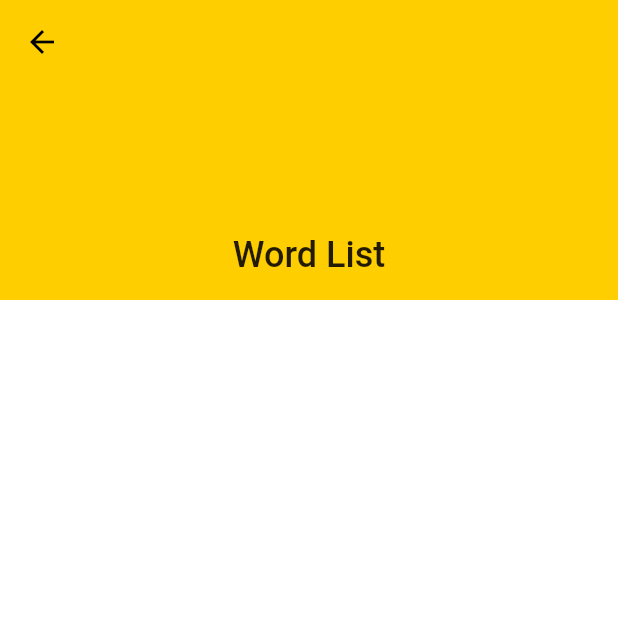
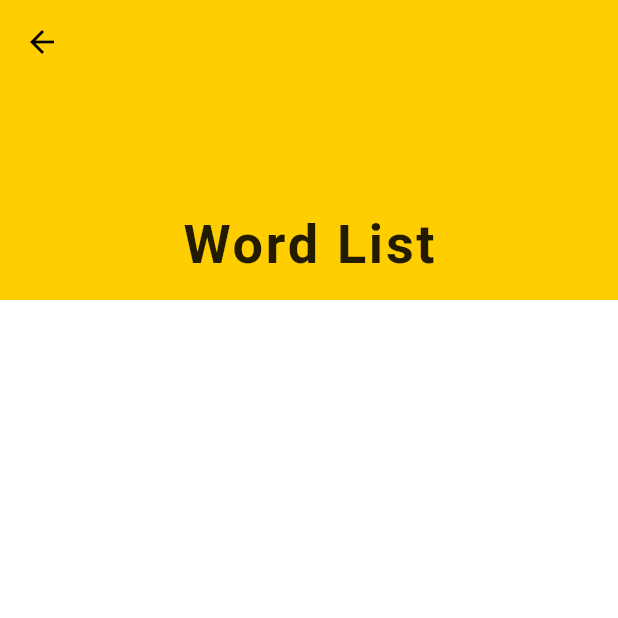
Before and after one commit to yusufeyisan/remind_me, a Flutter app: the WordListPage screen opened by its route, on a phone screen of 412 x 824 dp, the top half of it. Run offline on Flutter 3.47's test engine with Material 2 defaults, Android fonts, the phone set to English and light mode, and no system bars; our stand-ins replace sqflite; accounts and stored records are empty.

Commit message:
Update wordlist header style

```diff
--- a/lib/screens/word_list.dart
+++ b/lib/screens/word_list.dart
@@ -44,9 +44,10 @@ class _WordListPageState extends State<WordListPage> {
                   title: Text(
                     "Word List",
                     style: TextStyle(
-                      color: Colors.black87,
-                      fontSize: 16.0,
-                    ),
+                      letterSpacing: 1.2,
+                        color: Colors.black87,
+                        fontSize: 24.0,
+                        fontWeight: FontWeight.w600),
                   ),
                 ),
               ),
```
